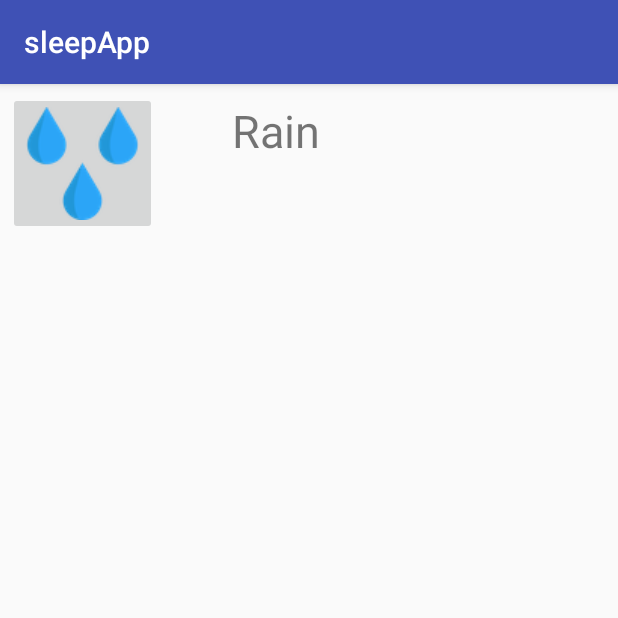
After one commit to DavidKim15/hacknyu18, an Android app: the SoundsActivity screen opened directly, with no data from a screen before it, on a phone screen of 412 x 824 dp, the top half of it. The commit adds this screen. Run offline under Robolectric (Android 15) with nearby library versions, the phone set to English and light mode, and no system bars.

Commit message:
added rain sound

```diff
--- a/app/build.gradle
+++ b/app/build.gradle
@@ -37,3 +37,6 @@ allprojects {
 dependencies {
     compile 'pl.droidsonroids.gif:android-gif-drawable:1.2.+'
 }
+dependencies {
+    implementation 'com.android.support.constraint:constraint-layout:+'
+}
--- a/app/src/main/AndroidManifest.xml
+++ b/app/src/main/AndroidManifest.xml
@@ -20,7 +20,8 @@
             </intent-filter>
         </activity>
         <activity android:name=".GraphicsActivity" />
-        <activity android:name=".fourseveneight"></activity>
+        <activity android:name=".fourseveneight" />
+        <activity android:name=".SoundsActivity"></activity>
     </application>
 
 </manifest>
--- a/app/src/main/java/com/example/davidkim/sleepapp/MainActivity.java
+++ b/app/src/main/java/com/example/davidkim/sleepapp/MainActivity.java
@@ -86,7 +86,7 @@ public class MainActivity extends AppCompatActivity
         } else if (id == R.id.nav_videos) {
 
         } else if (id == R.id.nav_sounds) {
-
+            startActivity(new Intent(MainActivity.this,SoundsActivity.class));
         }
 
         DrawerLayout drawer = (DrawerLayout) findViewById(R.id.drawer_layout);
--- /dev/null
+++ b/app/src/main/java/com/example/davidkim/sleepapp/SoundsActivity.java
@@ -0,0 +1,27 @@
+package com.example.davidkim.sleepapp;
+
+import android.content.Intent;
+import android.media.MediaPlayer;
+import android.support.v7.app.AppCompatActivity;
+import android.os.Bundle;
+import android.view.View;
+import android.widget.ImageButton;
+
+public class SoundsActivity extends AppCompatActivity {
+
+    @Override
+    protected void onCreate(Bundle savedInstanceState) {
+        super.onCreate(savedInstanceState);
+        setContentView(R.layout.activity_sounds);
+        ImageButton ib = (ImageButton) this.findViewById(R.id.buttonrain);
+        ib.setOnClickListener(new View.OnClickListener() {
+            @Override
+            public void onClick(View v) {
+                MediaPlayer mp = MediaPlayer.create(SoundsActivity.this, R.raw.rain);
+                mp.start();
+                mp.setLooping(true);
+                startActivity(new Intent(SoundsActivity.this,MainActivity.class));
+            }
+        });
+    }
+}
--- /dev/null
+++ b/app/src/main/res/layout/activity_sounds.xml
@@ -0,0 +1,51 @@
+<?xml version="1.0" encoding="utf-8"?>
+<android.support.constraint.ConstraintLayout xmlns:android="http://schemas.android.com/apk/res/android"
+    xmlns:app="http://schemas.android.com/apk/res-auto"
+    xmlns:tools="http://schemas.android.com/tools"
+    android:layout_width="match_parent"
+    android:layout_height="match_parent"
+    tools:context="com.example.davidkim.sleepapp.SoundsActivity">
+
+
+    <TableLayout xmlns:android="http://schemas.android.com/apk/res/android"
+        android:id="@+id/tableLayout1"
+        android:layout_width="fill_parent"
+        android:layout_height="fill_parent" >
+
+        <TableRow
+            android:layout_width="match_parent"
+            android:layout_height="match_parent"
+            android:padding = "5dip" >
+
+            <ImageButton
+                android:id="@+id/buttonrain"
+                android:layout_width="wrap_content"
+                android:layout_height="wrap_content"
+                android:src="@drawable/raindrop" />
+
+            <TextView
+                android:id="@+id/textrain"
+                android:layout_width="fill_parent"
+                android:layout_height="fill_parent"
+                android:layout_marginTop="5dp"
+                android:layout_marginLeft="50dp"
+                android:text="Rain"
+                android:textSize="30sp" />
+        </TableRow>
+
+        <TableRow
+            android:layout_width="match_parent"
+            android:layout_height="match_parent"
+            android:padding = "5dip"/>
+
+        <TableRow
+            android:layout_width="match_parent"
+            android:layout_height="match_parent"
+            android:padding = "5dip"/>
+
+        <TableRow
+            android:layout_width="match_parent"
+            android:layout_height="match_parent"
+            android:padding = "5dip"/>
+    </TableLayout>
+</android.support.constraint.ConstraintLayout>
```
Also changed, not shown: app/src/main/res/drawable/raindrop.png (added), 1 other file.
